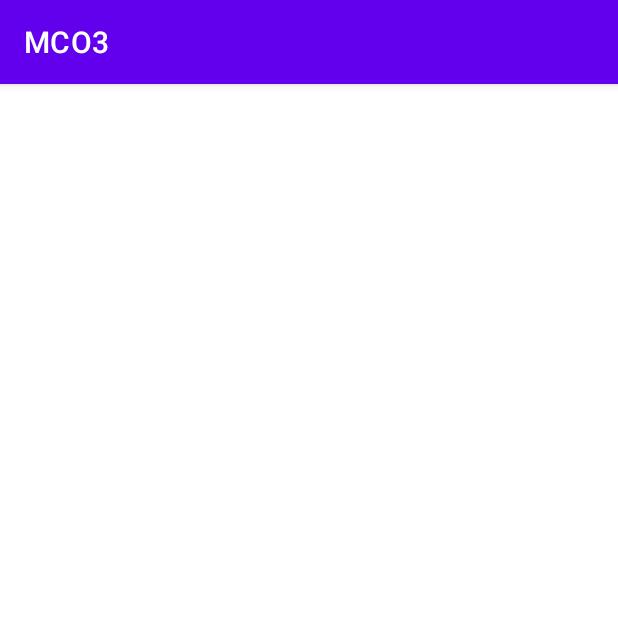
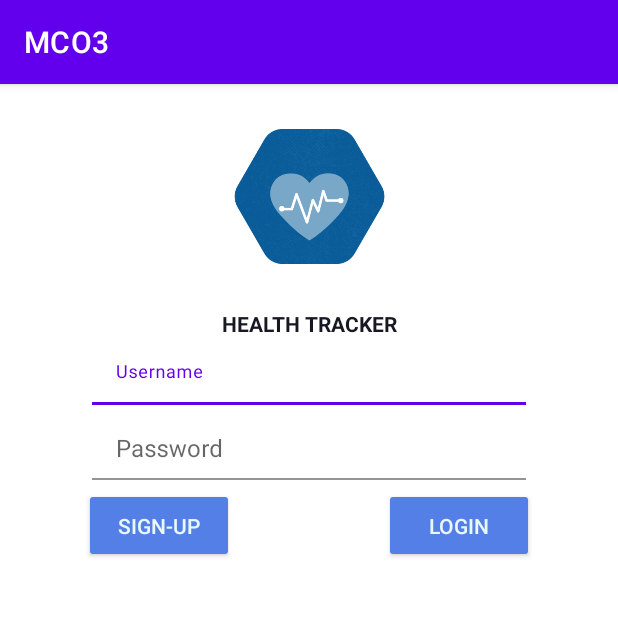
Before and after one commit to zivhd/MacroMonitor, an Android app: the LoginActivity screen opened directly, with no data from a screen before it, on a phone screen of 412 x 824 dp, the top half of it. Run offline under Robolectric (Android 15) with nearby library versions, the phone set to English and light mode, and no system bars.

Commit message:
added initial layout for login activity

```diff
--- a/MCO3/app/src/main/res/layout/activity_login.xml
+++ b/MCO3/app/src/main/res/layout/activity_login.xml
@@ -1,4 +1,5 @@
 <?xml version="1.0" encoding="utf-8"?>
+
 <androidx.constraintlayout.widget.ConstraintLayout xmlns:android="http://schemas.android.com/apk/res/android"
     xmlns:app="http://schemas.android.com/apk/res-auto"
     xmlns:tools="http://schemas.android.com/tools"
@@ -6,4 +7,100 @@
     android:layout_height="match_parent"
     tools:context=".LoginActivity">
 
+
+    <androidx.appcompat.widget.AppCompatImageView
+        android:id="@+id/icon"
+        android:layout_width="150dp"
+        android:layout_height="150dp"
+        android:src="@drawable/icon"
+        app:layout_constraintEnd_toEndOf="parent"
+        app:layout_constraintHorizontal_bias="0.5"
+        app:layout_constraintStart_toStartOf="parent"
+        app:layout_constraintTop_toTopOf="parent" />
+
+    <androidx.appcompat.widget.AppCompatTextView
+        android:id="@+id/title"
+        android:layout_width="wrap_content"
+        android:layout_height="wrap_content"
+        android:text="HEALTH TRACKER"
+        android:textColor="#181823"
+        android:textStyle="bold"
+        app:layout_constraintEnd_toEndOf="parent"
+        app:layout_constraintHorizontal_bias="0.5"
+        app:layout_constraintStart_toStartOf="parent"
+        app:layout_constraintTop_toBottomOf="@+id/icon" />
+
+    <com.google.android.material.textfield.TextInputLayout
+        android:id="@+id/username"
+        android:layout_width="300dp"
+        android:layout_height="50dp"
+        android:padding="5dp"
+        app:endIconMode="clear_text"
+        app:layout_constraintEnd_toEndOf="parent"
+        app:layout_constraintHorizontal_bias="0.5"
+        app:layout_constraintStart_toStartOf="parent"
+        app:layout_constraintTop_toBottomOf="@+id/title">
+
+        <com.google.android.material.textfield.TextInputEditText
+            android:id="@+id/username_text"
+            android:layout_width="match_parent"
+            android:layout_height="match_parent"
+            android:hint="Username"
+            android:maxLines="1"
+            android:backgroundTint="#FFFFFF"
+            android:background="@color/black"
+            />
+    </com.google.android.material.textfield.TextInputLayout>
+
+    <com.google.android.material.textfield.TextInputLayout
+        android:id="@+id/password"
+        android:layout_width="300dp"
+        android:layout_height="50dp"
+        android:padding="5dp"
+        app:endIconMode="clear_text"
+        app:layout_constraintEnd_toEndOf="parent"
+        app:layout_constraintHorizontal_bias="0.5"
+        app:layout_constraintStart_toStartOf="parent"
+        app:layout_constraintTop_toBottomOf="@+id/username">
+
+        <com.google.android.material.textfield.TextInputEditText
+            android:id="@+id/password_text"
+            android:layout_width="match_parent"
+            android:layout_height="match_parent"
+            android:hint="Password"
+            android:maxLines="1"
+            android:backgroundTint="#FFFFFF"/>
+    </com.google.android.material.textfield.TextInputLayout>
+
+    <androidx.appcompat.widget.LinearLayoutCompat
+        android:layout_width="wrap_content"
+        android:layout_height="wrap_content"
+        android:orientation="horizontal"
+        app:layout_constraintEnd_toEndOf="parent"
+        app:layout_constraintHorizontal_bias="0.5"
+        app:layout_constraintStart_toStartOf="parent"
+        app:layout_constraintTop_toBottomOf="@id/password">
+
+        <androidx.appcompat.widget.AppCompatButton
+            android:layout_width="100dp"
+            android:layout_height="50dp"
+           android:layout_marginRight="100dp"
+            android:text="Sign-Up"
+            android:textColor="#E9F8F9"
+            android:backgroundTint="#537FE7">
+
+        </androidx.appcompat.widget.AppCompatButton>
+
+        <androidx.appcompat.widget.AppCompatButton
+            android:layout_width="100dp"
+            android:layout_height="50dp"
+            android:text="Login"
+            android:textColor="#E9F8F9"
+            android:backgroundTint="#537FE7">
+
+        </androidx.appcompat.widget.AppCompatButton>
+
+    </androidx.appcompat.widget.LinearLayoutCompat>
+
+
 </androidx.constraintlayout.widget.ConstraintLayout>
```
